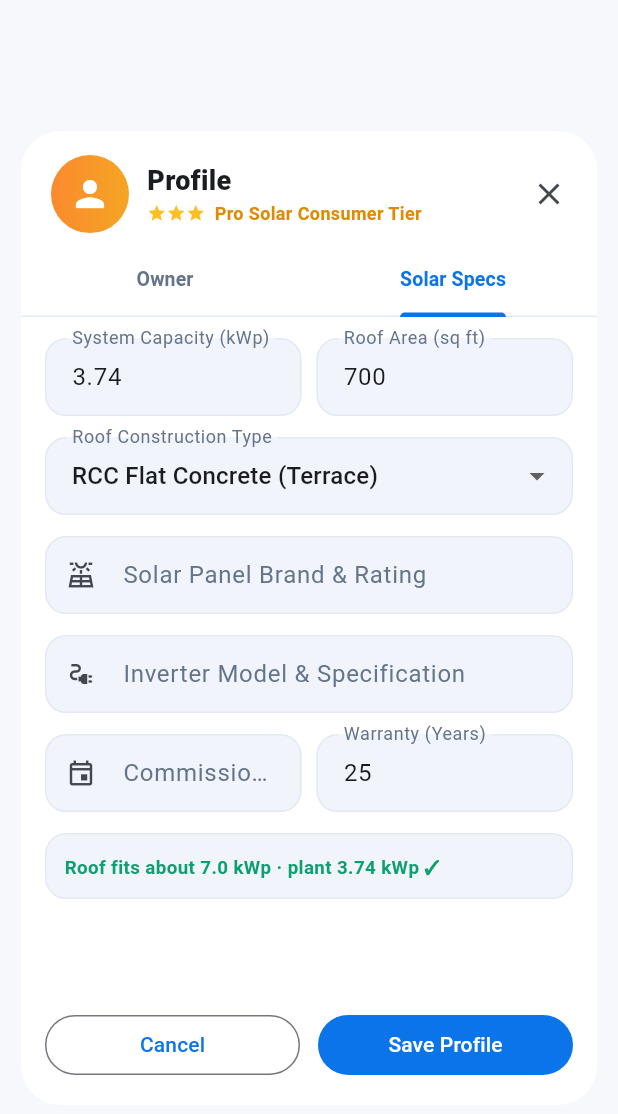
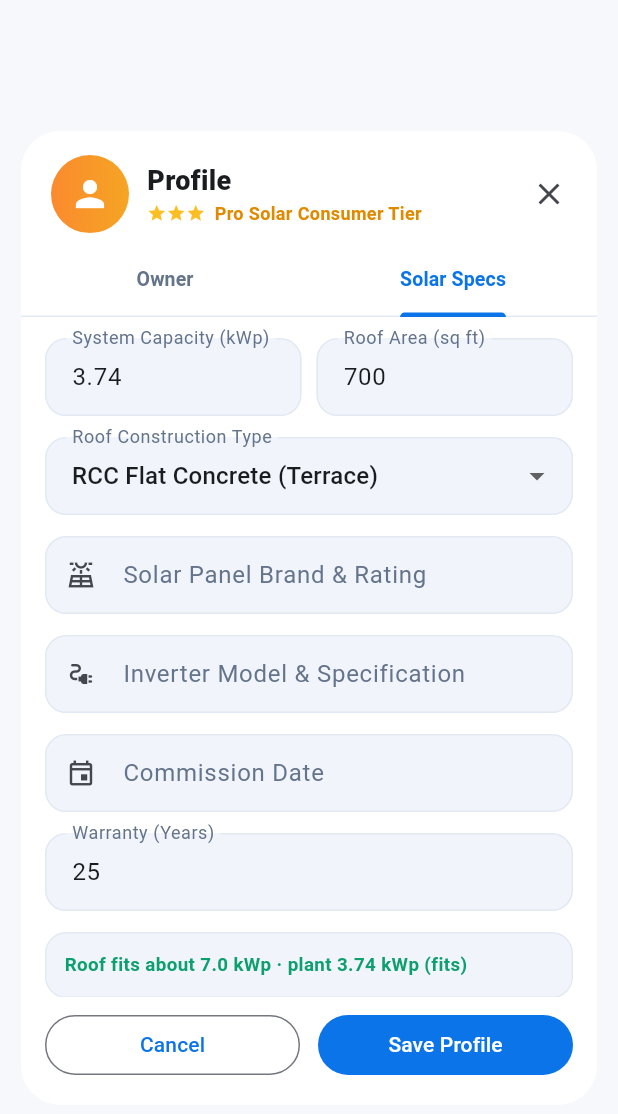
Before and after one commit to VEERA0007/Solar-Planner-Calculator, a Flutter app: the _ProfileDialog widget shown alone on an empty page, opened directly with empty values, tab 2 chosen, on a phone screen of 412 x 824 dp. Shown: the top 1114 px of the screen. Run offline on Flutter 3.47's test engine with Material 3 defaults, Android fonts, the phone set to English and light mode, and no system bars; our stand-ins replace geolocator, package_info_plus, pdf, printing, shared_preferences; accounts and stored records are empty; network calls fail.

Commit message:
Profile: full-width date and warranty fields; taller settings area
Co-Authored-By: Claude Sonnet 5.5 <noreply@anthropic.com>
Claude-Session: https://claude.ai/code/session_01FemFRpnosXzYveEwh9ZTLT

```diff
--- a/lib/ui/profile_dialog.dart
+++ b/lib/ui/profile_dialog.dart
@@ -157,20 +157,15 @@ class _ProfileDialogState extends State<_ProfileDialog> with SingleTickerProvide
       ),
       _f(t('panel'), 'panel', icon: Icons.solar_power_outlined),
       _f(t('inverter'), 'inv', icon: Icons.electrical_services),
-      Row(children: [
-        Expanded(
-          child: _f(t('commission'), 'date', readOnly: true, onTap: _pickDate, icon: Icons.event_outlined),
-        ),
-        const SizedBox(width: 10),
-        Expanded(child: _f(t('warranty'), 'war', kb: TextInputType.number)),
-      ]),
+      _f(t('commission'), 'date', readOnly: true, onTap: _pickDate, icon: Icons.event_outlined),
+      _f(t('warranty'), 'war', kb: TextInputType.number),
       const SizedBox(height: 14),
       Container(
         padding: const EdgeInsets.all(12),
         decoration: BoxDecoration(color: C.card2, borderRadius: BorderRadius.circular(14), border: Border.all(color: C.line)),
         child: Column(crossAxisAlignment: CrossAxisAlignment.start, children: [
           Text(
-            sq > 0 ? 'Roof fits about ${fit.toStringAsFixed(1)} kWp · plant ${kw.toStringAsFixed(2)} kWp ${kw <= fit ? '✓' : '✗ too large'}' : '-',
+            sq > 0 ? 'Roof fits about ${fit.toStringAsFixed(1)} kWp · plant ${kw.toStringAsFixed(2)} kWp ${kw <= fit ? '(fits)' : '(too large for the roof)'}' : '-',
             style: TextStyle(color: kw <= fit || sq <= 0 ? C.green : C.red, fontSize: 12.5, fontWeight: FontWeight.w600),
           ),
           if (s.profile.commissionDate != null)
--- a/lib/ui/settings_dialog.dart
+++ b/lib/ui/settings_dialog.dart
@@ -340,7 +340,7 @@ class _SettingsDialogState extends State<_SettingsDialog> with SingleTickerProvi
           ),
           Flexible(
             child: SizedBox(
-              height: h * .56,
+              height: h * .6,
               child: TabBarView(controller: tabs, children: [_display(), _tariffs(), _alerts()]),
             ),
           ),
```
